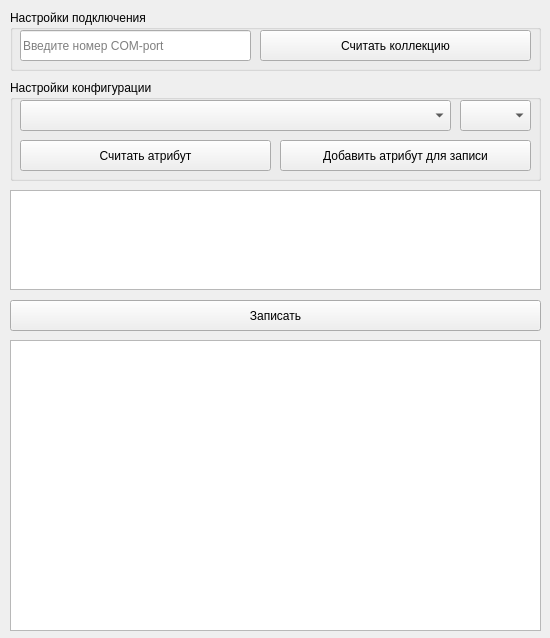
Above: libs/maket.ui from loccupy/Emergency_Configurator before the change. Below: the same form after it.
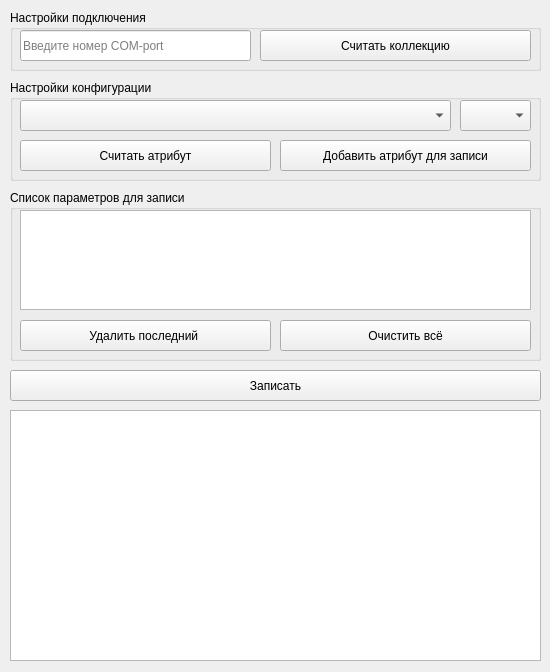
That is the form after the change.

Diff of the .ui file:
```diff
--- a/libs/maket.ui
+++ b/libs/maket.ui
@@ -7,7 +7,7 @@
     <x>0</x>
     <y>0</y>
     <width>550</width>
-    <height>638</height>
+    <height>672</height>
    </rect>
   </property>
   <property name="minimumSize">
@@ -92,9 +92,9 @@
    <property name="geometry">
     <rect>
      <x>10</x>
-     <y>340</y>
+     <y>410</y>
      <width>531</width>
-     <height>291</height>
+     <height>251</height>
     </rect>
    </property>
    <property name="minimumSize">
@@ -184,36 +184,11 @@
     </property>
    </widget>
   </widget>
-  <widget class="QTextEdit" name="textEdit_2">
-   <property name="enabled">
-    <bool>true</bool>
-   </property>
-   <property name="geometry">
-    <rect>
-     <x>10</x>
-     <y>190</y>
-     <width>531</width>
-     <height>100</height>
-    </rect>
-   </property>
-   <property name="minimumSize">
-    <size>
-     <width>505</width>
-     <height>100</height>
-    </size>
-   </property>
-   <property name="maximumSize">
-    <size>
-     <width>5000</width>
-     <height>5000</height>
-    </size>
-   </property>
-  </widget>
   <widget class="QPushButton" name="write">
    <property name="geometry">
     <rect>
      <x>10</x>
-     <y>300</y>
+     <y>370</y>
      <width>531</width>
      <height>31</height>
     </rect>
@@ -222,6 +197,73 @@
     <string>Записать</string>
    </property>
   </widget>
+  <widget class="QGroupBox" name="groupBox_3">
+   <property name="enabled">
+    <bool>true</bool>
+   </property>
+   <property name="geometry">
+    <rect>
+     <x>10</x>
+     <y>190</y>
+     <width>531</width>
+     <height>171</height>
+    </rect>
+   </property>
+   <property name="title">
+    <string>Список параметров для записи</string>
+   </property>
+   <widget class="QTextEdit" name="textEdit_2">
+    <property name="enabled">
+     <bool>true</bool>
+    </property>
+    <property name="geometry">
+     <rect>
+      <x>10</x>
+      <y>20</y>
+      <width>511</width>
+      <height>100</height>
+     </rect>
+    </property>
+    <property name="minimumSize">
+     <size>
+      <width>505</width>
+      <height>100</height>
+     </size>
+    </property>
+    <property name="maximumSize">
+     <size>
+      <width>5000</width>
+      <height>5000</height>
+     </size>
+    </property>
+   </widget>
+   <widget class="QPushButton" name="delete_last">
+    <property name="geometry">
+     <rect>
+      <x>10</x>
+      <y>130</y>
+      <width>251</width>
+      <height>31</height>
+     </rect>
+    </property>
+    <property name="text">
+     <string>Удалить последний </string>
+    </property>
+   </widget>
+   <widget class="QPushButton" name="delete_all">
+    <property name="geometry">
+     <rect>
+      <x>270</x>
+      <y>130</y>
+      <width>251</width>
+      <height>31</height>
+     </rect>
+    </property>
+    <property name="text">
+     <string>Очистить всё</string>
+    </property>
+   </widget>
+  </widget>
  </widget>
  <resources/>
  <connections/>
```
